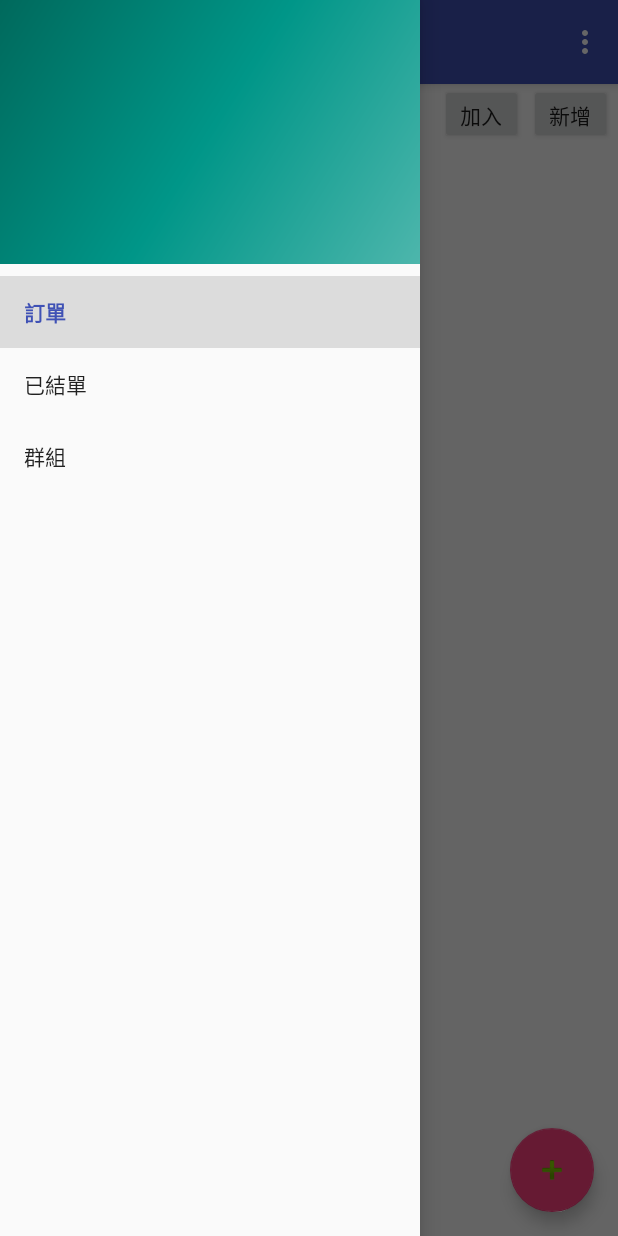
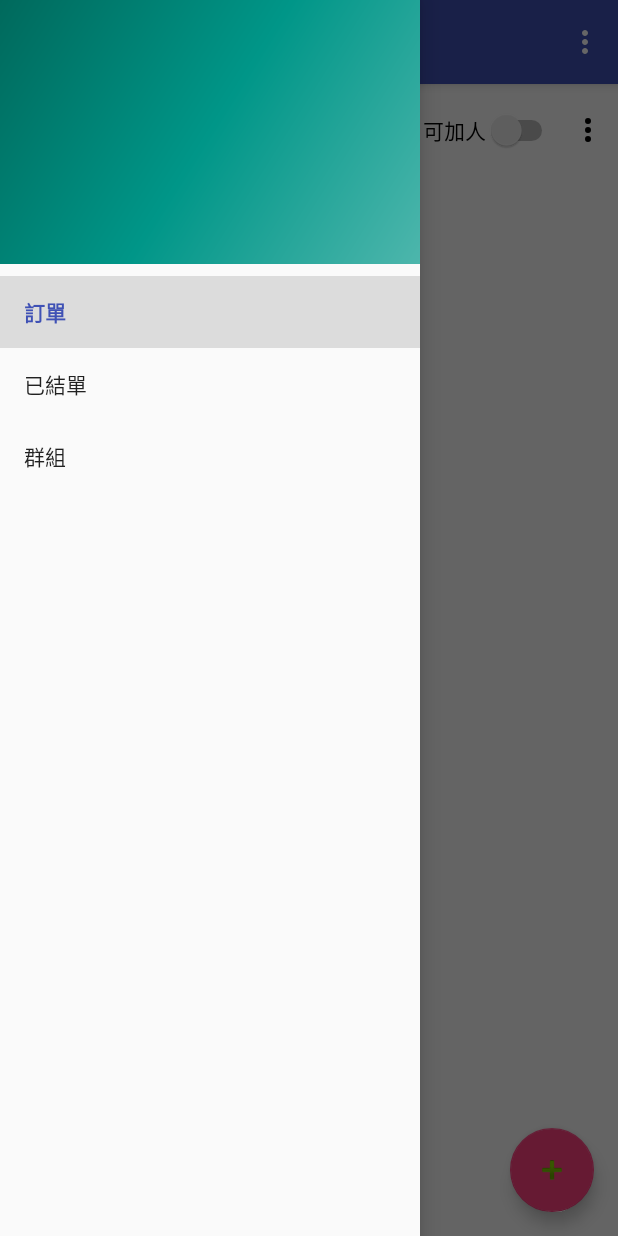
Before and after one commit to mingmintang/sharebuy, an Android app: the fragment GroupFragment placed in its activity, with the side drawer open, on a phone screen of 412 x 824 dp. Run offline under Robolectric (Android 15) with nearby library versions, the phone set to English and light mode, and no system bars; our stand-ins replace Firebase (no records; nobody signed in at launch, a user with empty details on screens opened directly); pictures from the network do not load; 2 statements that could not run were skipped.

Commit message:
Implement spinner

```diff
--- a/app/src/main/java/com/mingmin/sharebuy/Group.java
+++ b/app/src/main/java/com/mingmin/sharebuy/Group.java
@@ -73,4 +73,9 @@ public class Group {
     public void setPublic(boolean aPublic) {
         isPublic = aPublic;
     }
+
+    @Override
+    public String toString() {
+        return getName() + " (" + getSearchCode() + ")";
+    }
 }
--- a/app/src/main/java/com/mingmin/sharebuy/GroupFragment.java
+++ b/app/src/main/java/com/mingmin/sharebuy/GroupFragment.java
@@ -4,20 +4,37 @@ import android.content.Context;
 import android.net.Uri;
 import android.os.Bundle;
 import android.support.v4.app.Fragment;
+import android.util.Log;
 import android.view.LayoutInflater;
+import android.view.MenuInflater;
+import android.view.MenuItem;
 import android.view.View;
 import android.view.ViewGroup;
+import android.widget.AdapterView;
 import android.widget.ArrayAdapter;
 import android.widget.Button;
+import android.widget.ImageButton;
 import android.widget.PopupMenu;
 import android.widget.SimpleAdapter;
 import android.widget.Spinner;
 import android.widget.SpinnerAdapter;
 
+import com.firebase.ui.database.FirebaseListAdapter;
+import com.firebase.ui.database.FirebaseListOptions;
 import com.google.firebase.auth.FirebaseUser;
+import com.google.firebase.database.DataSnapshot;
+import com.google.firebase.database.DatabaseError;
 import com.google.firebase.database.FirebaseDatabase;
+import com.google.firebase.database.Query;
+import com.google.firebase.database.ValueEventListener;
 
-public class GroupFragment extends Fragment implements AddGroupDialog.OnAddGroupListener {
+import java.util.ArrayList;
+import java.util.Arrays;
+import java.util.HashMap;
+import java.util.List;
+
+public class GroupFragment extends Fragment implements AddGroupDialog.OnAddGroupListener, PopupMenu.OnMenuItemClickListener {
+    private final String TAG = getClass().getSimpleName();
     private static GroupFragment fragment;
     private FirebaseUser fuser;
     private OnFragmentInteractionListener mListener;
@@ -47,30 +64,55 @@ public class GroupFragment extends Fragment implements AddGroupDialog.OnAddGroup
     }
 
     private void initViews(View view) {
-        Button btnJoinGroup = view.findViewById(R.id.group_join);
-        Button btnAddGroup = view.findViewById(R.id.group_add);
-        Button btnExitGroup = view.findViewById(R.id.group_exit);
-
-        btnJoinGroup.setOnClickListener(new View.OnClickListener() {
+        ImageButton ibEdit = view.findViewById(R.id.group_edit);
+        final PopupMenu popup = new PopupMenu(getContext(), ibEdit);
+        popup.getMenuInflater().inflate(R.menu.fragment_group_edit, popup.getMenu());
+        popup.setOnMenuItemClickListener(this);
+        ibEdit.setOnClickListener(new View.OnClickListener() {
             @Override
             public void onClick(View v) {
-                PopupMenu menu = new PopupMenu(getContext(), v);
-                menu.show();
+                popup.show();
             }
         });
 
-        btnAddGroup.setOnClickListener(new View.OnClickListener() {
+        spinner = view.findViewById(R.id.group_spinner);
+        final ArrayList<Group> list = new ArrayList<>();
+        Query query = FirebaseDatabase.getInstance()
+                .getReference("users")
+                .child(fuser.getUid())
+                .child("groups")
+                .orderByChild("createdTime");
+        query.addValueEventListener(new ValueEventListener() {
             @Override
-            public void onClick(View v) {
-                AddGroupDialog.getInstance(GroupFragment.this)
-                        .show(getFragmentManager(), "ADD_GROUP");
+            public void onDataChange(DataSnapshot dataSnapshot) {
+                for (DataSnapshot item : dataSnapshot.getChildren()) {
+                    Group group = item.getValue(Group.class);
+                    list.add(group);
+                    adapter = new ArrayAdapter<Group>(getActivity(), android.R.layout.simple_list_item_1, list);
+                    spinner.setAdapter(adapter);
+                    if (adapter.getCount() > 0) {
+                        spinner.setSelection(0);
+                    }
+                }
+            }
+
+            @Override
+            public void onCancelled(DatabaseError databaseError) {
+                Log.e(TAG, databaseError.getMessage());
             }
         });
 
-//        spinner = view.findViewById(R.id.group_spinner);
-//        adapter = new ArrayAdapter<Group>(getContext(),
-//                android.R.layout.simple_list_item_1)
-//        spinner.setAdapter(adapter);
+        spinner.setOnItemSelectedListener(new AdapterView.OnItemSelectedListener() {
+            @Override
+            public void onItemSelected(AdapterView<?> parent, View view, int position, long id) {
+
+            }
+
+            @Override
+            public void onNothingSelected(AdapterView<?> parent) {
+
+            }
+        });
     }
 
     // TODO: Rename method, update argument and hook method into UI event
@@ -95,6 +137,22 @@ public class GroupFragment extends Fragment implements AddGroupDialog.OnAddGroup
     public void onDetach() {
         super.onDetach();
         mListener = null;
+    }
+
+    @Override
+    public boolean onMenuItemClick(MenuItem item) {
+        switch (item.getItemId()) {
+            case R.id.group_edit_join:
+                return true;
+            case R.id.group_edit_add:
+                AddGroupDialog.getInstance(GroupFragment.this)
+                        .show(getFragmentManager(), "ADD_GROUP");
+                return true;
+            case R.id.group_edit_exit:
+                return true;
+            default:
+                return false;
+        }
     }
 
     /**
--- a/app/src/main/java/com/mingmin/sharebuy/OrderListFragment.java
+++ b/app/src/main/java/com/mingmin/sharebuy/OrderListFragment.java
@@ -95,7 +95,7 @@ public class OrderListFragment extends Fragment {
                 .child(user.getUid())
                 .child("orders")
                 .orderByChild("nStartTime")
-                .limitToLast(30);
+                .limitToFirst(30);
 
         final FirebaseRecyclerOptions<Order> options = new FirebaseRecyclerOptions.Builder<Order>()
                 .setQuery(query, Order.class)
--- /dev/null
+++ b/app/src/main/res/drawable/ic_dots_vertical.xml
@@ -0,0 +1,7 @@
+<vector xmlns:android="http://schemas.android.com/apk/res/android"
+    android:height="24dp"
+    android:width="24dp"
+    android:viewportWidth="24"
+    android:viewportHeight="24">
+    <path android:fillColor="#000" android:pathData="M12,16A2,2 0 0,1 14,18A2,2 0 0,1 12,20A2,2 0 0,1 10,18A2,2 0 0,1 12,16M12,10A2,2 0 0,1 14,12A2,2 0 0,1 12,14A2,2 0 0,1 10,12A2,2 0 0,1 12,10M12,4A2,2 0 0,1 14,6A2,2 0 0,1 12,8A2,2 0 0,1 10,6A2,2 0 0,1 12,4Z" />
+</vector>
--- a/app/src/main/res/layout/fragment_group.xml
+++ b/app/src/main/res/layout/fragment_group.xml
@@ -12,41 +12,15 @@
         android:layout_width="match_parent"
         android:layout_height="match_parent">
 
-        <Button
-            android:id="@+id/group_join"
-            android:layout_width="55dp"
-            android:layout_height="40dp"
-            android:layout_marginEnd="4dp"
-            android:text="加入"
-            app:layout_constraintEnd_toStartOf="@+id/group_add"
-            app:layout_constraintTop_toTopOf="@+id/group_add" />
-
-        <Button
-            android:id="@+id/group_add"
-            android:layout_width="55dp"
-            android:layout_height="40dp"
-            android:layout_marginEnd="4dp"
-            android:text="新增"
-            app:layout_constraintEnd_toStartOf="@+id/group_exit"
-            app:layout_constraintTop_toTopOf="@+id/group_exit" />
-
-        <Button
-            android:id="@+id/group_exit"
-            android:layout_width="55dp"
-            android:layout_height="40dp"
-            android:layout_marginEnd="4dp"
-            android:text="退出"
-            android:visibility="gone"
-            app:layout_constraintEnd_toEndOf="parent"
-            app:layout_constraintTop_toTopOf="parent" />
-
         <Spinner
             android:id="@+id/group_spinner"
             android:layout_width="0dp"
-            android:layout_height="wrap_content"
+            android:layout_height="0dp"
+            android:layout_marginBottom="4dp"
             android:layout_marginEnd="8dp"
-            android:layout_marginStart="4dp"
-            app:layout_constraintBottom_toBottomOf="@+id/group_join"
+            android:layout_marginStart="8dp"
+            android:layout_marginTop="4dp"
+            app:layout_constraintBottom_toTopOf="@+id/guideline6"
             app:layout_constraintEnd_toStartOf="@+id/group_isPublic"
             app:layout_constraintStart_toStartOf="parent"
             app:layout_constraintTop_toTopOf="parent" />
@@ -55,11 +29,10 @@
             android:id="@+id/group_recyclerView"
             android:layout_width="0dp"
             android:layout_height="0dp"
-            android:layout_marginTop="4dp"
             app:layout_constraintBottom_toBottomOf="parent"
             app:layout_constraintEnd_toEndOf="parent"
             app:layout_constraintStart_toStartOf="parent"
-            app:layout_constraintTop_toBottomOf="@+id/group_spinner">
+            app:layout_constraintTop_toTopOf="@+id/guideline6">
 
         </android.support.v7.widget.RecyclerView>
 
@@ -67,11 +40,33 @@
             android:id="@+id/group_isPublic"
             android:layout_width="wrap_content"
             android:layout_height="wrap_content"
-            android:layout_marginEnd="4dp"
-            android:layout_marginTop="6dp"
+            android:layout_marginBottom="4dp"
+            android:layout_marginEnd="8dp"
+            android:layout_marginTop="4dp"
             android:text="可加人"
-            app:layout_constraintEnd_toStartOf="@+id/group_join"
-            app:layout_constraintTop_toTopOf="@+id/group_join" />
+            app:layout_constraintBottom_toTopOf="@+id/guideline6"
+            app:layout_constraintEnd_toStartOf="@+id/group_edit"
+            app:layout_constraintTop_toTopOf="parent" />
+
+        <ImageButton
+            android:id="@+id/group_edit"
+            android:layout_width="wrap_content"
+            android:layout_height="wrap_content"
+            android:layout_marginBottom="4dp"
+            android:layout_marginEnd="8dp"
+            android:layout_marginTop="4dp"
+            android:background="@android:color/transparent"
+            app:layout_constraintBottom_toTopOf="@+id/guideline6"
+            app:layout_constraintEnd_toEndOf="parent"
+            app:layout_constraintTop_toTopOf="parent"
+            app:srcCompat="@drawable/ic_dots_vertical" />
+
+        <android.support.constraint.Guideline
+            android:id="@+id/guideline6"
+            android:layout_width="wrap_content"
+            android:layout_height="wrap_content"
+            android:orientation="horizontal"
+            app:layout_constraintGuide_percent="0.08" />
 
     </android.support.constraint.ConstraintLayout>
 </FrameLayout>
--- /dev/null
+++ b/app/src/main/res/menu/fragment_group_edit.xml
@@ -0,0 +1,13 @@
+<?xml version="1.0" encoding="utf-8"?>
+<menu xmlns:android="http://schemas.android.com/apk/res/android">
+
+    <item
+        android:id="@+id/group_edit_join"
+        android:title="加入群組" />
+    <item
+        android:id="@+id/group_edit_add"
+        android:title="新增群組" />
+    <item
+        android:id="@+id/group_edit_exit"
+        android:title="退出群組" />
+</menu>
```
